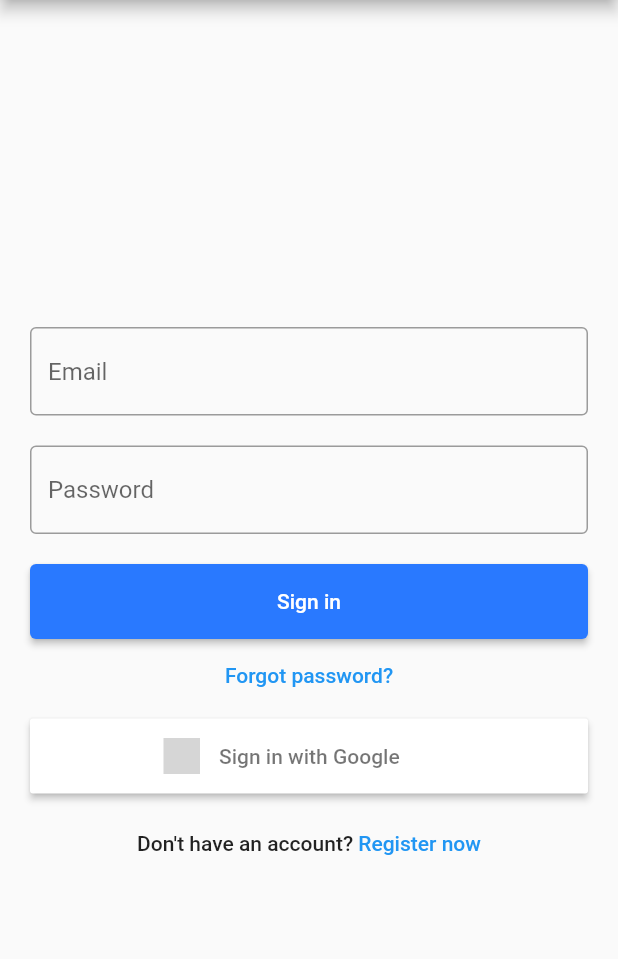
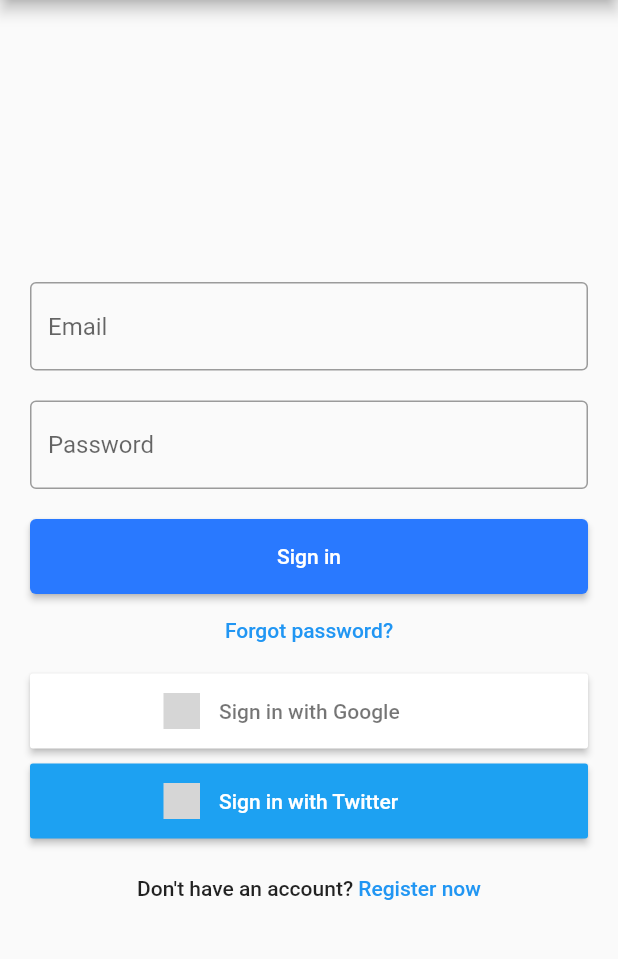
Before and after one commit to amahi2001/Calorie-Tracker, a Flutter app: the screen it shows after launch, on a phone screen of 412 x 824 dp, the part 84-1043 px from its top. Run offline on Flutter 3.47's test engine with Material 2 defaults, Android fonts, the phone set to English and light mode, and no system bars; our stand-ins replace firebase_auth, firebase_core, flutter_signin_button, google_sign_in; missing offline and left inert: twitter_login; accounts and stored records are empty; grey boxes are pictures that could not be loaded.

Commit message:
Add implementation for Twitter authentication
Currently waiting for elevated status from Twitter. If not provided, this will be disabled.

```diff
--- a/group3/lib/auth.dart
+++ b/group3/lib/auth.dart
@@ -6,8 +6,11 @@ import 'package:flutter/gestures.dart';
 import 'package:flutter/material.dart';
 import 'package:flutter_signin_button/flutter_signin_button.dart';
 import 'package:google_sign_in/google_sign_in.dart';
+import 'package:twitter_login/twitter_login.dart';
 
-typedef OAuthSignIn = void Function();
+import 'config.dart';
+
+typedef OAuthSignIn = VoidCallback;
 
 final FirebaseAuth _auth = FirebaseAuth.instance;
 
@@ -84,14 +87,14 @@ class _AuthGateState extends State<AuthGate> {
     if (kIsWeb) {
       authButtons = {
         Buttons.Google: _signInWithGoogle,
-        /*Buttons.GitHub: _signInWithGitHub,
-        Buttons.Twitter: _signInWithTwitter,*/
+        /*Buttons.GitHub: _signInWithGitHub,*/
+        Buttons.Twitter: _signInWithTwitter,
       };
     } else {
       authButtons = {
         if (!Platform.isMacOS) Buttons.Google: _signInWithGoogle,
-        /*if (!Platform.isMacOS) Buttons.GitHub: _signInWithGitHub,
-        if (!Platform.isMacOS) Buttons.Twitter: _signInWithTwitter,*/
+        /*if (!Platform.isMacOS) Buttons.GitHub: _signInWithGitHub,*/
+        if (!Platform.isMacOS) Buttons.Twitter: _signInWithTwitter,
       };
     }
   }
@@ -530,7 +533,7 @@ class _AuthGateState extends State<AuthGate> {
     }
   }
 
-/*  Future<void> _signInWithTwitter() async {
+  Future<void> _signInWithTwitter() async {
     setIsLoading();
     try {
       if (kIsWeb) {
@@ -538,7 +541,7 @@ class _AuthGateState extends State<AuthGate> {
         TwitterAuthProvider twitterProvider = TwitterAuthProvider();
 
         // Once signed in, return the UserCredential
-        await FirebaseAuth.instance.signInWithPopup(twitterProvider);
+        await _auth.signInWithPopup(twitterProvider);
       } else {
         // Create a TwitterLogin instance
         final twitterLogin = TwitterLogin(
@@ -548,7 +551,11 @@ class _AuthGateState extends State<AuthGate> {
         );
 
         // Trigger the sign-in flow
-        final authResult = await twitterLogin.login();
+        final authResult = await twitterLogin.loginV2();
+        print(authResult.status);
+        if (authResult.status == TwitterLoginStatus.error) {
+          print(authResult.errorMessage);
+        }
 
         if (authResult.status == TwitterLoginStatus.loggedIn) {
           // Create a credential from the access token
@@ -570,7 +577,7 @@ class _AuthGateState extends State<AuthGate> {
     }
   }
 
-  Future<void> _signInWithGitHub() async {
+  /* Future<void> _signInWithGitHub() async {
     setIsLoading();
 
     try {
--- /dev/null
+++ b/group3/lib/config.dart
@@ -0,0 +1,24 @@
+/// To get your [CLIENT_ID] and [CLIENT_SECRET]:
+/// 1. Visit https://github.com/settings/developers.
+/// 2. Create a new OAuth application.
+/// 3. Set **Home Page URL** to `https://react-native-firebase-testing.firebaseapp.com`.
+/// 4. Set **Authorization callback URL** to `https://react-native-firebase-testing.firebaseapp.com/__/auth/handler`.
+Map<String, String> GitHubConfig = {
+  'CLIENT_ID': 'PLACE YOUR CLIENT ID HERE',
+  'CLIENT_SECRET': 'PLACE YOUR CLIENT SECRET HERE',
+  'REDIRECT_URL':
+  'https://react-native-firebase-testing.firebaseapp.com/__/auth/handler',
+};
+
+/// To get your `apiKey` and `apiSecretKey` for Twitter:
+/// 1. Sign up for a developer account on [Twitter Developer](https://developer.twitter.com).
+/// 2. Create a new app and copy your keys.
+/// 3. From the dashboard, go to your app settings, then go to OAuth settings and turn on OAuth 1.0a, then add 2 callback URLs:
+///    1. `flutterfireauth://`
+///    2. `https://react-native-firebase-testing.firebaseapp.com/__/auth/handler`
+/// 4. Add your keys to the example app config in [`lib/config.dart`](./lib/config.dart).
+Map<String, String> TwitterConfig = {
+  'API_KEY': 'wToC3yEbZNEOW7Up91fQ0XjF3',
+  'API_SECRET_KEY': 'cnVzkqEDhqphWhFabeuKnjyao4Sn9Gm3smATbPVVZETSVc4CCX',
+  'REDIRECT_URL': 'calorie-tracker://twitter-login',
+};
--- a/group3/pubspec.yaml
+++ b/group3/pubspec.yaml
@@ -39,6 +39,7 @@ dependencies:
   firebase_auth: ^3.3.11
   flutter_signin_button: ^2.0.0
   google_sign_in: ^5.3.0
+  twitter_login: ^4.2.3
 
 
 dev_dependencies:
```
Also changed, not shown: group3/pubspec.lock, 1 other file.
